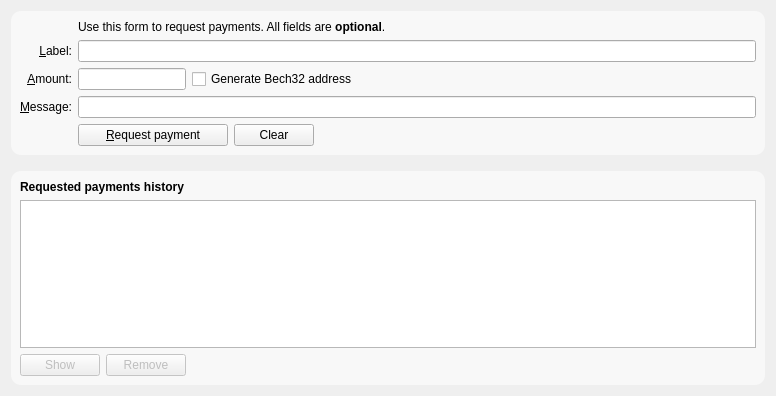
Old version of the form src/qt/forms/receivecoinsdialog.ui in the repository ecoinchain/ecoin.
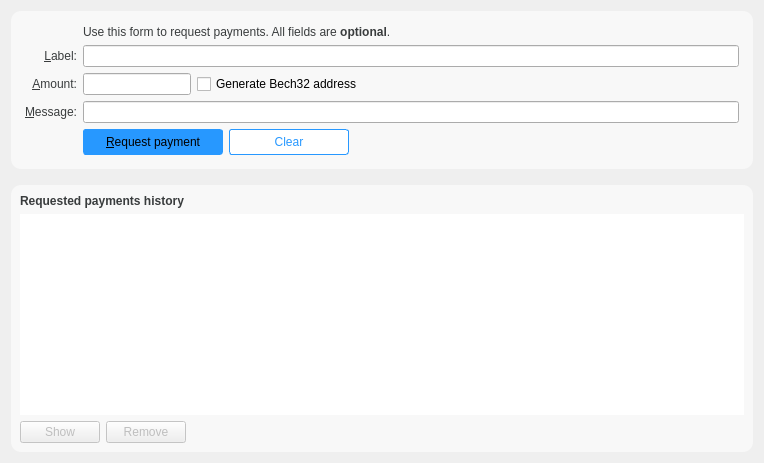
New version of the form. Icons and pictures are not drawn. Custom widgets are drawn as their Qt base class.

Diff of the .ui file:
```diff
--- a/src/qt/forms/receivecoinsdialog.ui
+++ b/src/qt/forms/receivecoinsdialog.ui
@@ -6,8 +6,8 @@
    <rect>
     <x>0</x>
     <y>0</y>
-    <width>776</width>
-    <height>396</height>
+    <width>764</width>
+    <height>463</height>
    </rect>
   </property>
   <property name="styleSheet">
@@ -16,7 +16,30 @@
 	background-color: rgb(248, 248, 248);
     border-width: 0px;
 }
-</string>
+
+
+#receiveButton {
+    border-style: solid;
+    border-radius: 3px;
+	border-width: 1px;
+	border-color: rgb(39, 152, 255);
+	background-color: rgb(39, 152, 255);
+padding : 5px;
+}
+
+ #clearButton {
+    border-style: solid;
+    border-radius: 3px;
+	border-width: 1px;
+	border-color: rgb(39, 152, 255);
+	color: rgb(39, 152, 255);
+	background-color: white;
+padding : 5px;
+}
+
+QLabel {
+	color: rgb(57, 60, 61);
+}</string>
   </property>
   <layout class="QVBoxLayout" name="verticalLayout" stretch="0,0,1">
    <item>
@@ -39,6 +62,18 @@
      <layout class="QVBoxLayout" name="verticalLayout_3">
       <item>
        <layout class="QGridLayout" name="gridLayout">
+        <property name="leftMargin">
+         <number>5</number>
+        </property>
+        <property name="topMargin">
+         <number>5</number>
+        </property>
+        <property name="rightMargin">
+         <number>5</number>
+        </property>
+        <property name="bottomMargin">
+         <number>5</number>
+        </property>
         <item row="5" column="0">
          <widget class="QLabel" name="label">
           <property name="toolTip">
@@ -73,6 +108,12 @@
         </item>
         <item row="4" column="2">
          <widget class="QLineEdit" name="reqLabel">
+          <property name="sizePolicy">
+           <sizepolicy hsizetype="Preferred" vsizetype="Preferred">
+            <horstretch>0</horstretch>
+            <verstretch>0</verstretch>
+           </sizepolicy>
+          </property>
           <property name="toolTip">
            <string>An optional label to associate with the new receiving address.</string>
           </property>
@@ -112,9 +153,15 @@
          <layout class="QHBoxLayout" name="horizontalLayout">
           <item>
            <widget class="QPushButton" name="receiveButton">
+            <property name="sizePolicy">
+             <sizepolicy hsizetype="Preferred" vsizetype="Preferred">
+              <horstretch>0</horstretch>
+              <verstretch>0</verstretch>
+             </sizepolicy>
+            </property>
             <property name="minimumSize">
              <size>
-              <width>150</width>
+              <width>140</width>
               <height>0</height>
              </size>
             </property>
@@ -130,11 +177,17 @@
           <item>
            <widget class="QPushButton" name="clearButton">
             <property name="sizePolicy">
-             <sizepolicy hsizetype="Minimum" vsizetype="Fixed">
+             <sizepolicy hsizetype="Preferred" vsizetype="Preferred">
               <horstretch>0</horstretch>
               <verstretch>0</verstretch>
              </sizepolicy>
             </property>
+            <property name="minimumSize">
+             <size>
+              <width>120</width>
+              <height>16</height>
+             </size>
+            </property>
             <property name="toolTip">
              <string>Clear all fields of the form.</string>
             </property>
@@ -157,8 +210,8 @@
             </property>
             <property name="sizeHint" stdset="0">
              <size>
-              <width>40</width>
-              <height>20</height>
+              <width>0</width>
+              <height>0</height>
              </size>
             </property>
            </spacer>
@@ -289,16 +342,44 @@
        </widget>
       </item>
       <item>
-       <widget class="QTableView" name="recentRequestsView">
+       <widget class="RecentRequestsView" name="recentRequestsView">
+        <property name="palette">
+         <palette>
+          <active/>
+          <inactive/>
+          <disabled/>
+         </palette>
+        </property>
         <property name="contextMenuPolicy">
          <enum>Qt::CustomContextMenu</enum>
         </property>
+        <property name="styleSheet">
+         <string notr="true"/>
+        </property>
+        <property name="frameShape">
+         <enum>QFrame::NoFrame</enum>
+        </property>
+        <property name="frameShadow">
+         <enum>QFrame::Plain</enum>
+        </property>
+        <property name="lineWidth">
+         <number>0</number>
+        </property>
         <property name="tabKeyNavigation">
          <bool>false</bool>
         </property>
         <property name="sortingEnabled">
          <bool>true</bool>
         </property>
+        <attribute name="horizontalHeaderHighlightSections">
+         <bool>false</bool>
+        </attribute>
+        <attribute name="verticalHeaderVisible">
+         <bool>false</bool>
+        </attribute>
+        <attribute name="verticalHeaderHighlightSections">
+         <bool>false</bool>
+        </attribute>
        </widget>
       </item>
       <item>
@@ -370,6 +451,11 @@
    <header>qt/bitcoinamountfield.h</header>
    <container>1</container>
   </customwidget>
+  <customwidget>
+   <class>RecentRequestsView</class>
+   <extends>QTableView</extends>
+   <header>qt/widgets/recentrequestsview.h</header>
+  </customwidget>
  </customwidgets>
  <tabstops>
   <tabstop>reqLabel</tabstop>
```
